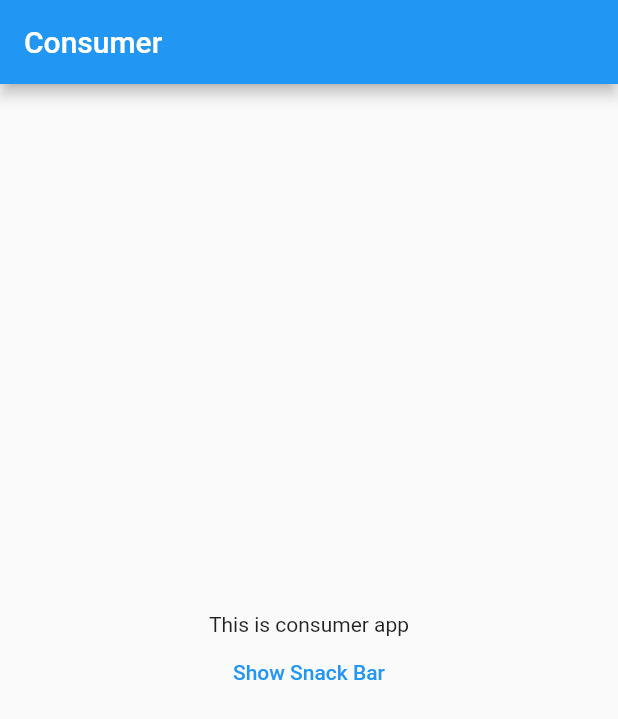
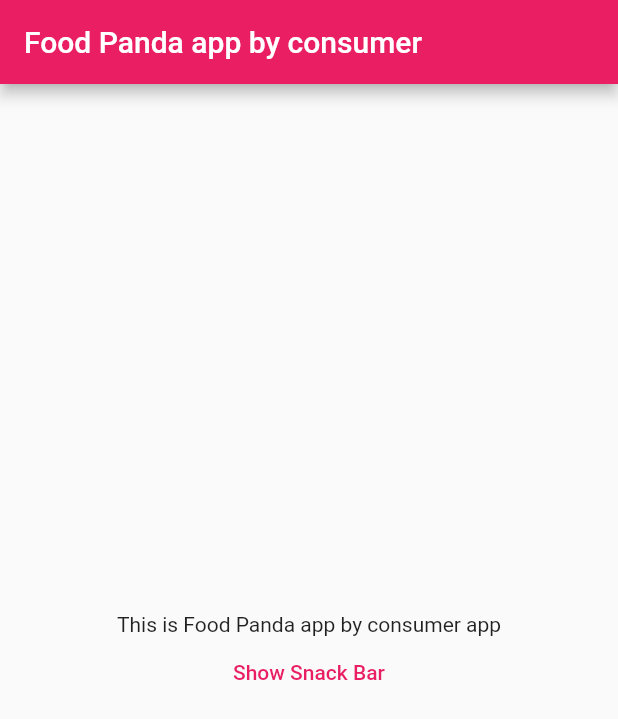
Before and after one commit to PyiTheimKyaw/build_config_padc, a Flutter app: the screen it shows after launch, on a phone screen of 412 x 824 dp. Shown: the top 719 px of the screen. Run offline on Flutter 3.47's test engine with Material 2 defaults, Android fonts, the phone set to English and light mode, and no system bars.

Commit message:
edited configuration

```diff
--- /dev/null
+++ b/consumer/lib/config/config_values.dart
@@ -0,0 +1,14 @@
+import 'package:flutter/material.dart';
+
+///Theme color
+const Map<String, dynamic> THEME_COLORS = {
+  "COLOR_FOOD_PANDA": Colors.pink,
+  "COLOR_GRAB_FOOD" : Colors.green,
+
+};
+
+const Map<String, String> APP_TITLES = {
+  "APP_TITLE_FOOD_PANDA": "Food Panda app by consumer",
+  "APP_TITLE_GRAB_FOOD" : "Grab Food app by consumer",
+
+};
--- /dev/null
+++ b/consumer/lib/config/environment_config.dart
@@ -0,0 +1,11 @@
+class EnvironmentConfig{
+  static const String CONFIG_THEME_COLOR=String.fromEnvironment("CONFIG_THEME_COLOR",defaultValue: "COLOR_FOOD_PANDA");
+  static const String CONFIG_APP_TITLE=String.fromEnvironment("CONFIG_APP_TITLE",defaultValue: "APP_TITLE_FOOD_PANDA");
+}
+
+///Flavors
+
+///Food panda
+/// flutter run --dart-define=CONFIG_THEME_COLOR=COLOR_FOOD_PANDA --dart-define=CONFIG_APP_TITLE=APP_TITLE_FOOD_PANDA
+///Grab Food
+/// flutter run --dart-define=CONFIG_THEME_COLOR=COLOR_GRAB_FOOD --dart-define=CONFIG_APP_TITLE=APP_TITLE_GRAB_FOOD
--- a/consumer/lib/main.dart
+++ b/consumer/lib/main.dart
@@ -1,3 +1,5 @@
+import 'package:consumer/config/config_values.dart';
+import 'package:consumer/config/environment_config.dart';
 import 'package:flutter/material.dart';
 import 'package:shared/export_shared.dart';
 
@@ -14,16 +16,8 @@ class MyApp extends StatelessWidget {
     return MaterialApp(
       title: 'Flutter Demo',
       theme: ThemeData(
-        // This is the theme of your application.
-        //
-        // Try running your application with "flutter run". You'll see the
-        // application has a blue toolbar. Then, without quitting the app, try
-        // changing the primarySwatch below to Colors.green and then invoke
-        // "hot reload" (press "r" in the console where you ran "flutter run",
-        // or simply save your changes to "hot reload" in a Flutter IDE).
-        // Notice that the counter didn't reset back to zero; the application
-        // is not restarted.
-        primarySwatch: Colors.blue,
+
+        primarySwatch: THEME_COLORS[EnvironmentConfig.CONFIG_THEME_COLOR],
       ),
       home: const ConsumerHomePage(),
     );
@@ -37,16 +31,16 @@ class ConsumerHomePage extends StatelessWidget {
   Widget build(BuildContext context) {
     return Scaffold(
       appBar: AppBar(
-        title: const Text("Consumer"),
+        title:  Text((APP_TITLES[EnvironmentConfig.CONFIG_APP_TITLE] ?? "")),
       ),
       body: Center(
         child: Column(
           mainAxisSize: MainAxisSize.min,
           children: [
-            const Text("This is consumer app"),
+             Text("This is ${APP_TITLES[EnvironmentConfig.CONFIG_APP_TITLE] ?? ""} app"),
             TextButton(
                 onPressed: () {
-                  showSnackBar(context, "This is consumer app");
+                  showSnackBar(context, "This is ${APP_TITLES[EnvironmentConfig.CONFIG_APP_TITLE] ?? ""} app");
                 },
                 child: const Text("Show Snack Bar"))
           ],
```
